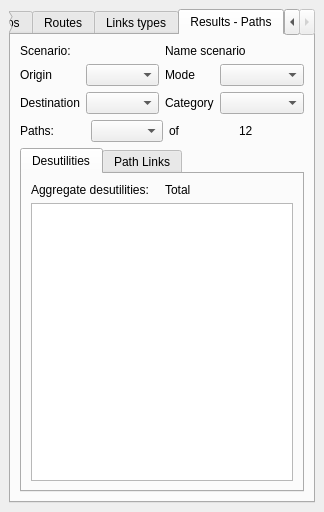
First picture: the form in scenarios_selector.ui, repository TomasdelaBarra/QTRANUS, before the edit.
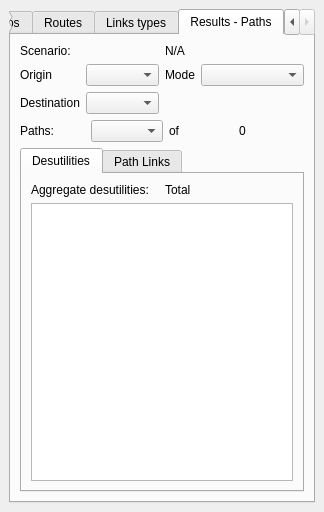
Second picture: the form after the edit. The open tabs and pages were chosen to show the change.

The edit to the form file:
```diff
--- a/scenarios_selector.ui
+++ b/scenarios_selector.ui
@@ -124,7 +124,7 @@
             <item>
              <widget class="QLabel" name="label_9">
               <property name="text">
-               <string>Name scenario</string>
+               <string>N/A</string>
               </property>
              </widget>
             </item>
@@ -165,19 +165,9 @@
                 </property>
                </widget>
               </item>
-              <item row="1" column="0">
-               <widget class="QLabel" name="label_4">
-                <property name="text">
-                 <string>Category</string>
-                </property>
-               </widget>
-              </item>
               <item row="0" column="1">
                <widget class="QComboBox" name="cb_mode"/>
               </item>
-              <item row="1" column="1">
-               <widget class="QComboBox" name="cb_category"/>
-              </item>
              </layout>
             </item>
            </layout>
@@ -204,7 +194,7 @@
             <item>
              <widget class="QLabel" name="label_8">
               <property name="text">
-               <string>12</string>
+               <string>0</string>
               </property>
              </widget>
             </item>
```
Left out of the diff: 8 changed lines with no effect on the pictures.
